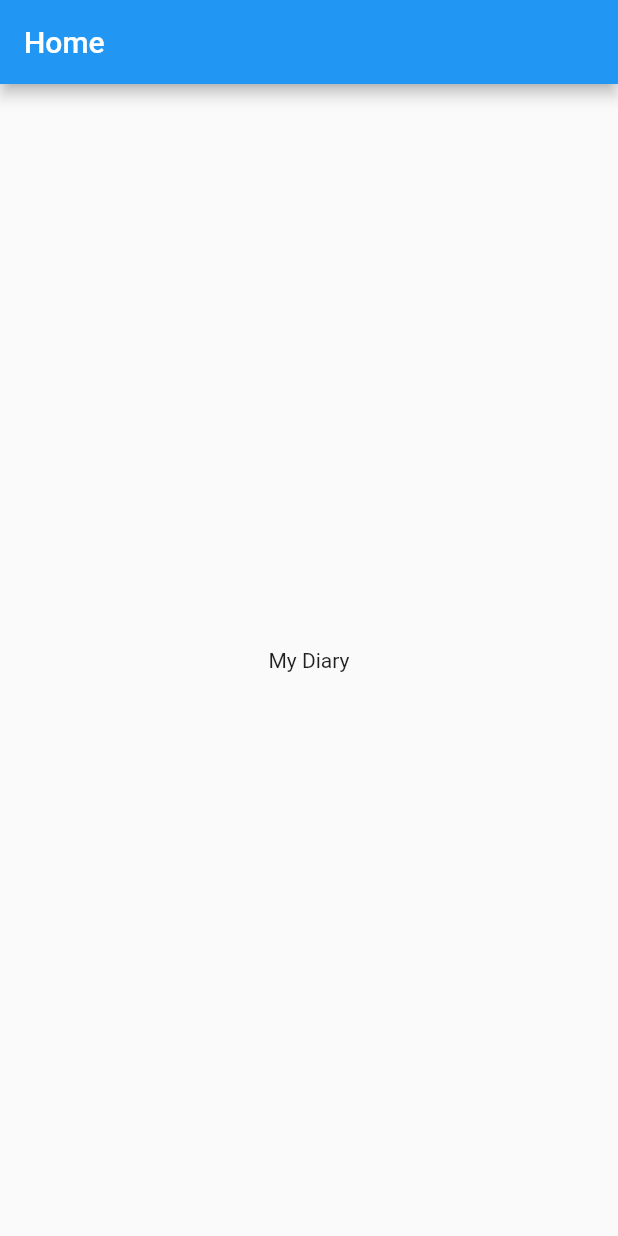
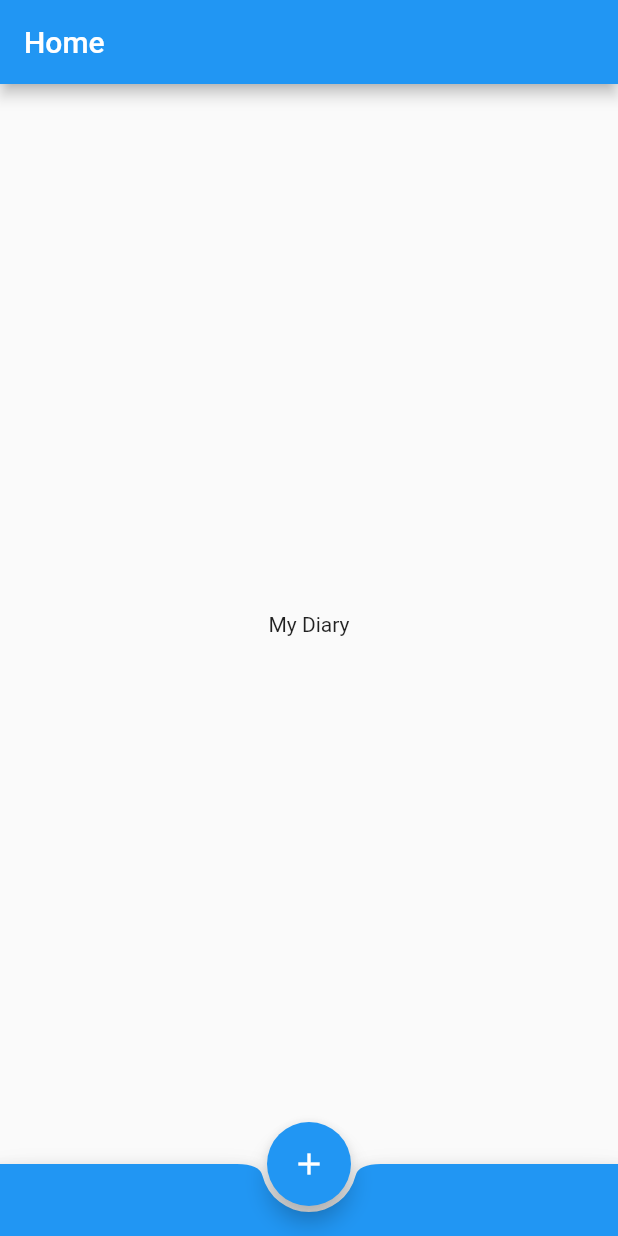
Before and after one commit to philogic/my_diary, a Flutter app: the screen it shows after launch, on a phone screen of 412 x 824 dp. Run offline on Flutter 3.47's test engine with Material 2 defaults, Android fonts, the phone set to English and light mode, and no system bars.

Commit message:
Add bottom navigation bat and action button with placeholder function

```diff
--- a/lib/pages/home.dart
+++ b/lib/pages/home.dart
@@ -7,6 +7,10 @@ class Home extends StatefulWidget {
 }
 
 class _HomeState extends State<Home> {
+
+  void pressAddButton() {
+    print('Button Pressed!');
+  }
   @override
   Widget build(BuildContext context) {
     return Scaffold(
@@ -22,6 +26,16 @@ class _HomeState extends State<Home> {
             : Center(child: Text('My Diary'));
         },
       ),
+      bottomNavigationBar: BottomAppBar(
+        shape: CircularNotchedRectangle(),
+        child: Padding(padding: EdgeInsets.all(24.0)),
+      ),
+      floatingActionButtonLocation: FloatingActionButtonLocation.centerDocked,
+      floatingActionButton: FloatingActionButton(
+        tooltip: 'Add to Diary',
+        child: Icon(Icons.add),
+        onPressed: pressAddButton,
+      ),
     );
   }
 }
```
